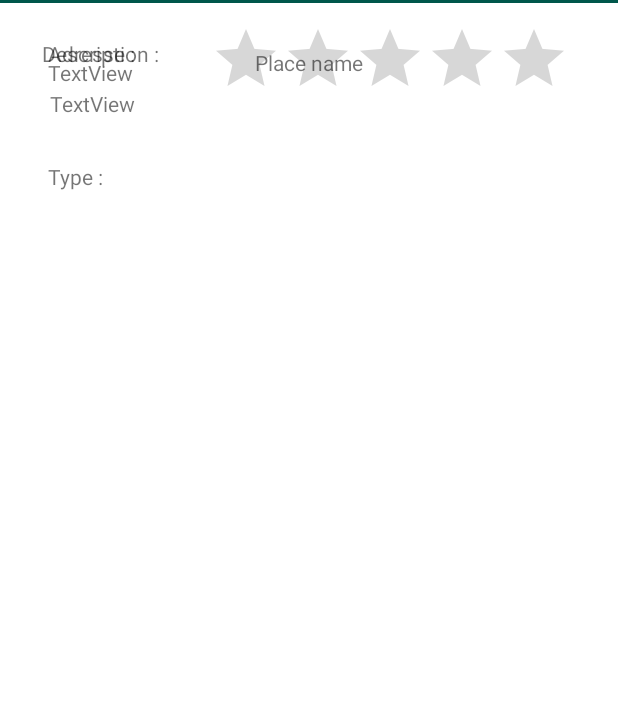
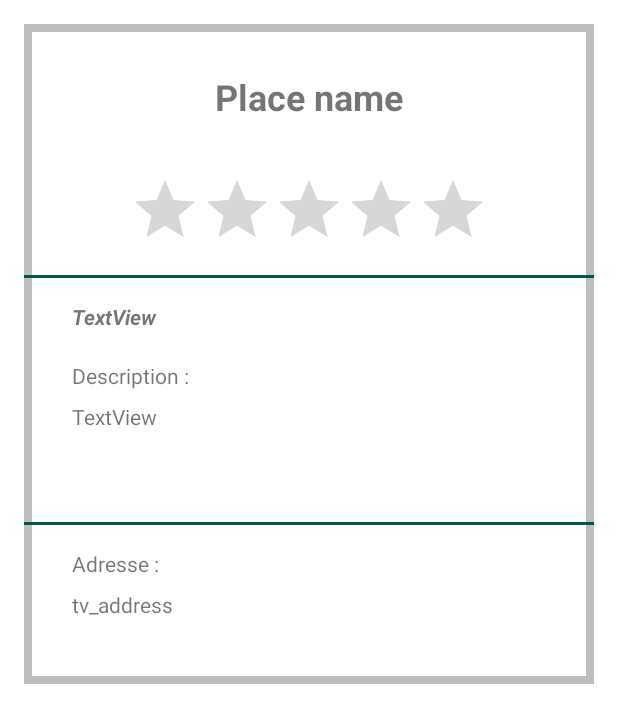
Before and after one commit to Piet08/CouProject_Mobile, an Android app: the layout item_place.xml on its own in the app's theme, with its tools: preview values and no code run, on a phone screen of 412 x 824 dp. Shown: the top 723 px of the screen. Run offline under Robolectric (Android 15) with nearby library versions, the phone set to English and light mode, and no system bars.

Commit message:
List places finish

```diff
--- /dev/null
+++ b/app/src/main/res/drawable/custom_background.xml
@@ -0,0 +1,7 @@
+<?xml version="1.0" encoding="utf-8"?>
+<shape xmlns:android="http://schemas.android.com/apk/res/android"
+    android:shape="rectangle">
+    <stroke
+        android:width="5dip"
+        android:color="@android:color/secondary_text_dark" />
+</shape>
--- /dev/null
+++ b/app/src/main/res/drawable/ic_star_black_24dp.xml
@@ -0,0 +1,5 @@
+<vector android:height="24dp" android:tint="#FFC610"
+    android:viewportHeight="24.0" android:viewportWidth="24.0"
+    android:width="24dp" xmlns:android="http://schemas.android.com/apk/res/android">
+    <path android:fillColor="#FF000000" android:pathData="M12,17.27L18.18,21l-1.64,-7.03L22,9.24l-7.19,-0.61L12,2 9.19,8.63 2,9.24l5.46,4.73L5.82,21z"/>
+</vector>
--- a/app/src/main/res/layout/item_place.xml
+++ b/app/src/main/res/layout/item_place.xml
@@ -4,11 +4,20 @@
     android:layout_width="match_parent"
     android:layout_height="match_parent"
     xmlns:app="http://schemas.android.com/apk/res-auto"
-    android:orientation="vertical">
+    android:orientation="vertical"
+    >
 
     <androidx.constraintlayout.widget.ConstraintLayout
-        android:layout_width="match_parent"
-        android:layout_height="match_parent">
+        android:layout_width="0dp"
+        android:layout_height="440dp"
+        android:layout_marginStart="16dp"
+        android:layout_marginTop="16dp"
+        android:layout_marginEnd="16dp"
+        android:background="@drawable/custom_background"
+        app:layout_constraintEnd_toEndOf="parent"
+        app:layout_constraintHorizontal_bias="1.0"
+        app:layout_constraintStart_toStartOf="parent"
+        app:layout_constraintTop_toTopOf="parent">
 
         <TextView
             android:id="@+id/tv_place_name"
@@ -18,8 +27,10 @@
             android:layout_marginTop="32dp"
             android:layout_marginEnd="32dp"
             android:height="60dp"
+            android:textStyle="bold"
             android:text="Place name"
             android:textAlignment="center"
+            android:textSize="24dp"
             app:layout_constraintEnd_toEndOf="parent"
             app:layout_constraintStart_toStartOf="parent"
             app:layout_constraintTop_toTopOf="parent" />
@@ -27,21 +38,12 @@
         <RatingBar
             android:id="@+id/tv_rating_bar"
             android:layout_width="wrap_content"
+            android:layout_marginStart="32dp"
             android:layout_height="wrap_content"
-            android:layout_marginTop="19dp"
+            android:layout_marginTop="8dp"
+            android:isIndicator="true"
             android:layout_marginEnd="32dp"
-            android:layout_marginBottom="24dp"
-            app:layout_constraintBottom_toTopOf="@+id/description_vertical_line"
             app:layout_constraintEnd_toEndOf="parent"
-            app:layout_constraintTop_toBottomOf="@+id/tv_place_name" />
-
-        <TextView
-            android:id="@+id/tv_type_title"
-            android:layout_width="92dp"
-            android:layout_height="21dp"
-            android:layout_marginStart="32dp"
-            android:layout_marginTop="16dp"
-            android:text="Type :"
             app:layout_constraintStart_toStartOf="parent"
             app:layout_constraintTop_toBottomOf="@+id/tv_place_name" />
 
@@ -51,44 +53,42 @@
             android:layout_height="2dp"
             android:layout_margin="10dp"
             android:layout_marginStart="16dp"
+            android:layout_marginTop="8dp"
             android:layout_marginEnd="16dp"
             android:background="@color/colorPrimaryDark"
             app:layout_constraintEnd_toEndOf="parent"
             app:layout_constraintStart_toStartOf="parent"
-            tools:layout_editor_absoluteY="184dp" />
+            app:layout_constraintTop_toBottomOf="@+id/tv_rating_bar" />
 
         <TextView
             android:id="@+id/tv_description_title"
+            android:layout_width="0dp"
+            android:layout_height="wrap_content"
+            android:layout_marginStart="32dp"
+            android:layout_marginTop="8dp"
+            android:text="Description : "
+            app:layout_constraintStart_toStartOf="parent"
+            app:layout_constraintTop_toBottomOf="@+id/tv_type" />
+
+        <TextView
+            android:id="@+id/tv_type"
             android:layout_width="wrap_content"
-            android:layout_height="wrap_content"
-            android:layout_marginStart="28dp"
-            android:layout_marginTop="24dp"
-            android:text="Description : "
+            android:layout_height="31dp"
+            android:layout_marginStart="32dp"
+            android:layout_marginTop="16dp"
+            android:textStyle="bold|italic"
+            android:text="TextView"
             app:layout_constraintStart_toStartOf="parent"
             app:layout_constraintTop_toBottomOf="@+id/description_vertical_line" />
 
         <TextView
-            android:id="@+id/tv_type"
-            android:layout_width="92dp"
-            android:layout_height="31dp"
+            android:id="@+id/tv_description"
+            android:layout_width="0dp"
+            android:layout_height="70dp"
             android:layout_marginStart="32dp"
-            android:layout_marginTop="3dp"
-            android:layout_marginBottom="24dp"
+            android:layout_marginTop="8dp"
+            android:layout_marginEnd="32dp"
             android:text="TextView"
-            app:layout_constraintBottom_toTopOf="@+id/description_vertical_line"
-            app:layout_constraintStart_toStartOf="parent"
-            app:layout_constraintTop_toBottomOf="@+id/tv_type_title" />
-
-        <TextView
-            android:id="@+id/tv_description"
-            android:layout_width="354dp"
-            android:layout_height="117dp"
-            android:layout_marginStart="32dp"
-            android:layout_marginTop="16dp"
-            android:layout_marginEnd="32dp"
-            android:layout_marginBottom="24dp"
-            android:text="TextView"
-            app:layout_constraintBottom_toTopOf="@+id/address_vertical_line"
             app:layout_constraintEnd_toEndOf="parent"
             app:layout_constraintStart_toStartOf="parent"
             app:layout_constraintTop_toBottomOf="@+id/tv_description_title" />
@@ -99,30 +99,31 @@
             android:layout_height="2dp"
             android:layout_margin="10dp"
             android:layout_marginStart="16dp"
+            android:layout_marginTop="4dp"
             android:layout_marginEnd="16dp"
             android:background="@color/colorPrimaryDark"
             app:layout_constraintEnd_toEndOf="parent"
             app:layout_constraintStart_toStartOf="parent"
-            tools:layout_editor_absoluteY="372dp" />
+            app:layout_constraintTop_toBottomOf="@+id/tv_description" />
 
         <TextView
             android:id="@+id/tv_address_title"
             android:layout_width="wrap_content"
             android:layout_height="wrap_content"
             android:layout_marginStart="32dp"
-            android:layout_marginTop="24dp"
+            android:layout_marginTop="16dp"
             android:text="Adresse :"
             app:layout_constraintStart_toStartOf="parent"
             app:layout_constraintTop_toBottomOf="@+id/address_vertical_line" />
 
         <TextView
-            android:id="@+id/textView7"
-            android:layout_width="346dp"
-            android:layout_height="102dp"
+            android:id="@+id/tv_address"
+            android:layout_width="0dp"
+            android:layout_height="50dp"
             android:layout_marginStart="32dp"
-            android:layout_marginTop="14dp"
+            android:layout_marginTop="8dp"
             android:layout_marginEnd="32dp"
-            android:text="TextView"
+            android:text="tv_address"
             app:layout_constraintEnd_toEndOf="parent"
             app:layout_constraintStart_toStartOf="parent"
             app:layout_constraintTop_toBottomOf="@+id/tv_address_title" />
--- a/app/src/main/res/layout/places.xml
+++ b/app/src/main/res/layout/places.xml
@@ -10,16 +10,13 @@
         android:id="@+id/lv_places"
         android:layout_width="match_parent"
         android:layout_height="match_parent"
-        android:layout_marginStart="32dp"
-        android:layout_marginTop="32dp"
-        android:layout_marginEnd="32dp"
         android:layout_marginBottom="32dp"
         app:layout_constraintBottom_toBottomOf="parent"
         app:layout_constraintEnd_toEndOf="parent"
         app:layout_constraintHorizontal_bias="0.0"
         app:layout_constraintStart_toStartOf="parent"
         app:layout_constraintTop_toTopOf="parent"
-        app:layout_constraintVertical_bias="1.0" />
+        app:layout_constraintVertical_bias="0.0" />
 
     <com.google.android.material.floatingactionbutton.FloatingActionButton
         android:id="@+id/floatingActionButton2"
```
Also changed, not shown: app/src/main/java/com/example/cou_project_tm/PlacesListActivity.java (+12 -1 lines), app/src/main/java/com/example/cou_project_tm/adapter/PlaceAndAddressAdapter.java (+5 -2 lines), app/src/main/res/layout/item_review.xml (added, +15 -0 lines).
